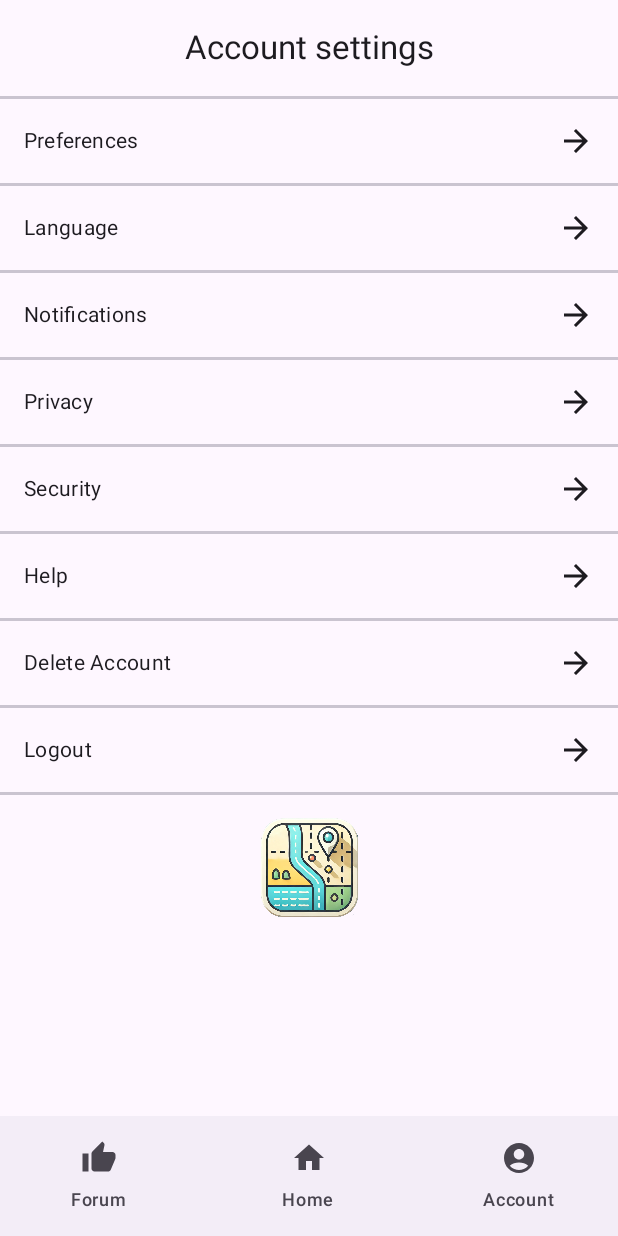
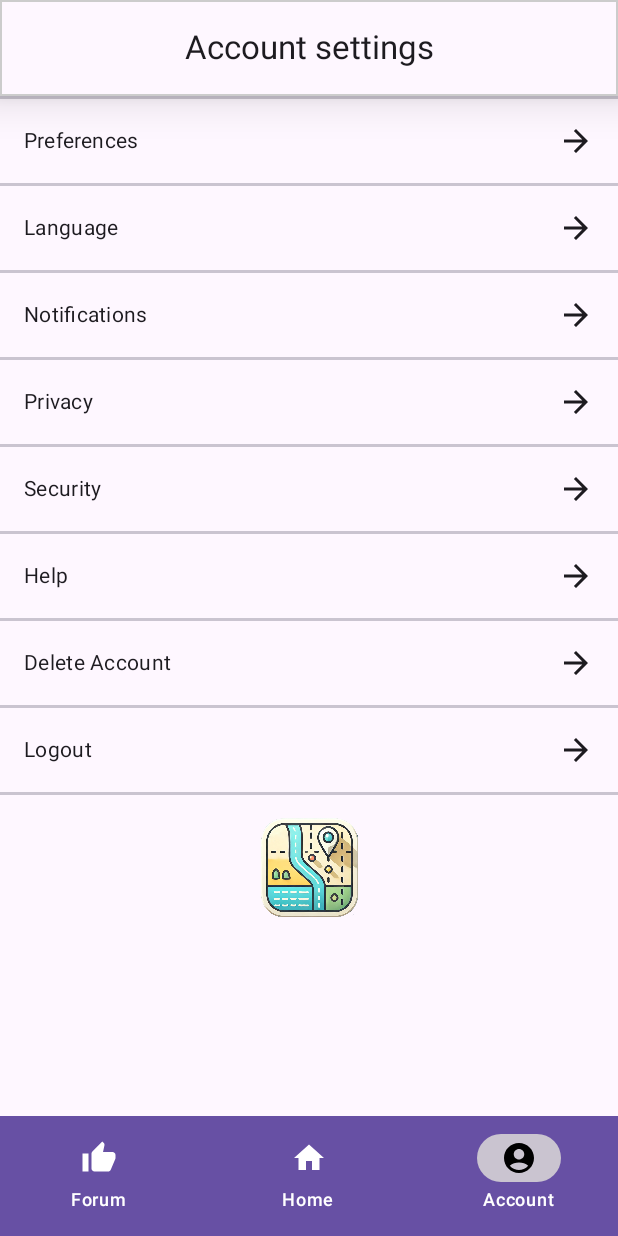
Before and after one commit to poziomk3/WanderWay, an Android app built with Jetpack Compose: the screen it shows after launch (MainActivity), item 3 of the bottom bar chosen, on a phone screen of 412 x 824 dp. Run offline under Robolectric (Android 15) with nearby library versions, the phone set to English and light mode, and no system bars; our stand-ins replace Dagger/Hilt's generated code.

Commit message:
add shadows + fix bottombar (#40)

```diff
--- a/app/src/main/java/com/pwr/wanderway/navigation/authorized/AuthorizedWrapper.kt
+++ b/app/src/main/java/com/pwr/wanderway/navigation/authorized/AuthorizedWrapper.kt
@@ -46,6 +46,7 @@ fun AuthorizedWrapper(
         },
         bottomBar = {
             BottomBar(
+                activeDestination=activeDestination ?: Destination.HOME_SCREEN,
                 homeNav = { navController.navigateTo(Destination.HOME_SCREEN) },
                 forumNav = { navController.navigateTo(Destination.FORUM_SCREEN) },
                 accountNav = { navController.navigateTo(Destination.ACCOUNT_SETTINGS_SCREEN) }
--- a/app/src/main/java/com/pwr/wanderway/navigation/authorized/BottomBar.kt
+++ b/app/src/main/java/com/pwr/wanderway/navigation/authorized/BottomBar.kt
@@ -7,38 +7,79 @@ import androidx.compose.material.icons.filled.AccountCircle
 import androidx.compose.material.icons.filled.Home
 import androidx.compose.material.icons.filled.ThumbUp
 import androidx.compose.material3.Icon
+import androidx.compose.material3.MaterialTheme
 import androidx.compose.material3.NavigationBar
 import androidx.compose.material3.NavigationBarItem
+import androidx.compose.material3.NavigationBarItemDefaults
 import androidx.compose.material3.Text
 import androidx.compose.runtime.Composable
 import androidx.compose.ui.Modifier
 import androidx.compose.ui.res.stringResource
 import com.pwr.wanderway.R
+import com.pwr.wanderway.navigation.Destination
+import com.pwr.wanderway.utils.Quadruple
 
 @Composable
 fun BottomBar(
+    activeDestination: Destination,
     homeNav: () -> Unit,
     forumNav: () -> Unit,
     accountNav: () -> Unit
 ) {
+
     val navItems = listOf(
-        Triple(forumNav, Icons.Filled.ThumbUp, R.string.bottom_bar_forum),
-        Triple(homeNav, Icons.Filled.Home, R.string.bottom_bar_home),
-        Triple(accountNav, Icons.Filled.AccountCircle, R.string.bottom_bar_account)
+        Quadruple(
+            forumNav,
+            Icons.Filled.ThumbUp,
+            R.string.bottom_bar_forum,
+            activeDestination == Destination.FORUM_SCREEN
+        ),
+        Quadruple(
+            homeNav,
+            Icons.Filled.Home,
+            R.string.bottom_bar_home,
+            activeDestination !in listOf(
+                Destination.FORUM_SCREEN,
+                Destination.ACCOUNT_SETTINGS_SCREEN
+            )
+        ),
+        Quadruple(
+            accountNav,
+            Icons.Filled.AccountCircle,
+            R.string.bottom_bar_account,
+            activeDestination == Destination.ACCOUNT_SETTINGS_SCREEN
+        )
     )
+    NavigationBar(
+        modifier = Modifier
+            .fillMaxWidth(),
+        contentColor = MaterialTheme.colorScheme.onPrimary,
+        containerColor = MaterialTheme.colorScheme.primary,
+    ) {
+        navItems.forEach { (onClick, iconRes, labelRes, activeDestination) ->
+            NavigationBarItem(
 
-    NavigationBar(modifier = Modifier.fillMaxWidth()) {
-        navItems.forEach { (onClick, iconRes, labelRes) ->
-            NavigationBarItem(
-                selected = false, // Update with actual selection logic if needed
+                selected = activeDestination, // Update with actual selection logic if needed
                 onClick = onClick,
                 icon = {
                     Icon(
                         imageVector = iconRes,
+
                         contentDescription = stringResource(labelRes)
                     )
                 },
-                label = { Text(stringResource(labelRes)) }
+                colors = NavigationBarItemDefaults.colors(
+                    indicatorColor = MaterialTheme.colorScheme.outlineVariant,
+                    unselectedIconColor = MaterialTheme.colorScheme.onPrimary,
+                    selectedTextColor = MaterialTheme.colorScheme.onPrimary,
+                    selectedIconColor = MaterialTheme.colorScheme.scrim
+                ),
+                label = {
+                    Text(
+                        stringResource(labelRes),
+                        color = MaterialTheme.colorScheme.onPrimary
+                    )
+                }
             )
         }
     }
--- a/app/src/main/java/com/pwr/wanderway/navigation/authorized/TopBar.kt
+++ b/app/src/main/java/com/pwr/wanderway/navigation/authorized/TopBar.kt
@@ -1,17 +1,25 @@
 package com.pwr.wanderway.navigation.authorized
 
+import androidx.compose.foundation.background
+import androidx.compose.foundation.border
 import androidx.compose.foundation.layout.RowScope
+import androidx.compose.foundation.shape.RoundedCornerShape
 import androidx.compose.material.icons.Icons
 import androidx.compose.material.icons.automirrored.filled.ArrowBack
 import androidx.compose.material3.CenterAlignedTopAppBar
 import androidx.compose.material3.ExperimentalMaterial3Api
 import androidx.compose.material3.Icon
 import androidx.compose.material3.IconButton
+import androidx.compose.material3.Surface
 import androidx.compose.material3.Text
 import androidx.compose.material3.TopAppBarDefaults
 import androidx.compose.runtime.Composable
+import androidx.compose.ui.Modifier
+import androidx.compose.ui.draw.shadow
+import androidx.compose.ui.graphics.Color
 import androidx.compose.ui.res.stringResource
 import androidx.compose.ui.tooling.preview.Preview
+import androidx.compose.ui.unit.dp
 import com.pwr.wanderway.navigation.Destination
 import com.pwr.wanderway.utils.mappers.topBarDisplayNames
 
@@ -22,11 +30,25 @@ fun TopBar(
     onNavigationIconClick: (() -> Unit)? = null,
     actions: @Composable RowScope.() -> Unit = {}
 ) {
+    Surface(
+        modifier = Modifier
+            .shadow(18.dp) // Elevation
+            .background(Color.White) // Background color for bar
+            .border(
+                width = 1.dp,
+                color = Color.LightGray, // Bottom border color
+                shape = RoundedCornerShape(0.dp)
+            ),
+    ) {
         CenterAlignedTopAppBar(
             colors = TopAppBarDefaults.centerAlignedTopAppBarColors(),
-        title = { Text(topBarDisplayNames[route]?.let { stringResource(id = it) } ?: "") },
+            title = {
+                Text(
+                    topBarDisplayNames[route]?.let { stringResource(id = it) } ?: "",
+                )
+            },
             navigationIcon = {
-            if (onNavigationIconClick != null) { // Show icon only if onNavigationIconClick is not null
+                if (onNavigationIconClick != null) {
                     IconButton(onClick = onNavigationIconClick) {
                         Icon(
                             imageVector = Icons.AutoMirrored.Filled.ArrowBack,
@@ -38,6 +60,9 @@ fun TopBar(
             actions = actions
         )
     }
+}
+
+
 
 
 @Preview
--- a/app/src/main/java/com/pwr/wanderway/presentation/commons/WideButton.kt
+++ b/app/src/main/java/com/pwr/wanderway/presentation/commons/WideButton.kt
@@ -1,10 +1,8 @@
 package com.pwr.wanderway.presentation.commons
 
 import androidx.compose.foundation.layout.fillMaxWidth
-import androidx.compose.foundation.layout.height
-import androidx.compose.foundation.shape.RoundedCornerShape
-import androidx.compose.material3.Button
 import androidx.compose.material3.ButtonDefaults
+import androidx.compose.material3.ElevatedButton
 import androidx.compose.material3.MaterialTheme
 import androidx.compose.material3.Text
 import androidx.compose.runtime.Composable
@@ -25,11 +23,30 @@ enum class ButtonColor {
 @Composable
 fun buttonColor(colorType: ButtonColor): Pair<Color, Color> {
     return when (colorType) {
-        ButtonColor.PRIMARY -> Pair(MaterialTheme.colorScheme.primary, MaterialTheme.colorScheme.onPrimary)
-        ButtonColor.SECONDARY -> Pair(MaterialTheme.colorScheme.secondary, MaterialTheme.colorScheme.onSecondary)
-        ButtonColor.BACKGROUND -> Pair(MaterialTheme.colorScheme.background, MaterialTheme.colorScheme.onBackground)
-        ButtonColor.SURFACE -> Pair(MaterialTheme.colorScheme.surface, MaterialTheme.colorScheme.onSurface)
-        ButtonColor.ERROR -> Pair(MaterialTheme.colorScheme.error, MaterialTheme.colorScheme.onError)
+        ButtonColor.PRIMARY -> Pair(
+            MaterialTheme.colorScheme.primary,
+            MaterialTheme.colorScheme.onPrimary
+        )
+
+        ButtonColor.SECONDARY -> Pair(
+            MaterialTheme.colorScheme.secondary,
+            MaterialTheme.colorScheme.onSecondary
+        )
+
+        ButtonColor.BACKGROUND -> Pair(
+            MaterialTheme.colorScheme.background,
+            MaterialTheme.colorScheme.onBackground
+        )
+
+        ButtonColor.SURFACE -> Pair(
+            MaterialTheme.colorScheme.surface,
+            MaterialTheme.colorScheme.onSurface
+        )
+
+        ButtonColor.ERROR -> Pair(
+            MaterialTheme.colorScheme.error,
+            MaterialTheme.colorScheme.onError
+        )
     }
 }
 
@@ -41,16 +58,17 @@ fun WideButton(
     onClick: (() -> Unit)? = null
 ) {
     val colors = buttonColor(colorType)
-    Button(
+    ElevatedButton(
+        elevation = ButtonDefaults.elevatedButtonElevation(
+            defaultElevation = 16.dp
+        ),
         enabled = enabled,
         onClick = { onClick?.invoke() },
-        colors = ButtonDefaults.buttonColors(
+        colors = ButtonDefaults.elevatedButtonColors(
             containerColor = colors.first,
             contentColor = colors.second,
         ),
-        shape = RoundedCornerShape(5.dp),
         modifier = Modifier
-            .height(50.dp)
             .fillMaxWidth()
     ) {
         Text(text, style = MaterialTheme.typography.bodyMedium)
--- a/app/src/main/java/com/pwr/wanderway/presentation/routeCore/commons/MapComponent/MapComponent.kt
+++ b/app/src/main/java/com/pwr/wanderway/presentation/routeCore/commons/MapComponent/MapComponent.kt
@@ -7,6 +7,8 @@ import androidx.compose.runtime.LaunchedEffect
 import androidx.compose.runtime.collectAsState
 import androidx.compose.runtime.getValue
 import androidx.compose.ui.Modifier
+import androidx.compose.ui.draw.shadow
+import androidx.compose.ui.unit.dp
 import androidx.lifecycle.viewmodel.compose.viewModel
 import com.google.accompanist.permissions.ExperimentalPermissionsApi
 import com.google.accompanist.permissions.isGranted
@@ -62,7 +64,7 @@ fun MapComponent(
 
     GoogleMap(
         cameraPositionState = cameraPositionState,
-        modifier = modifier,
+        modifier = modifier.shadow(8.dp),
         uiSettings = MapUiSettings(
             myLocationButtonEnabled = myLocationButton,
             zoomControlsEnabled = zoomControls
--- /dev/null
+++ b/app/src/main/java/com/pwr/wanderway/utils/Quadruple.kt
@@ -0,0 +1,8 @@
+package com.pwr.wanderway.utils
+
+data class Quadruple<A, B, C, D>(
+    val first: A,
+    val second: B,
+    val third: C,
+    val fourth: D
+)
```
Lines whose indentation alone changed are shown as unchanged.
